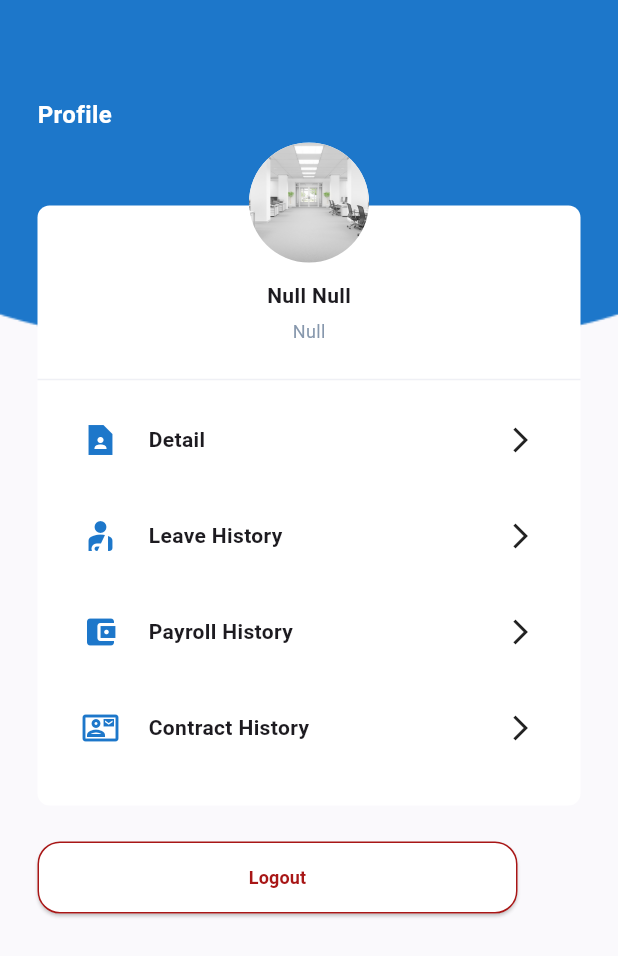
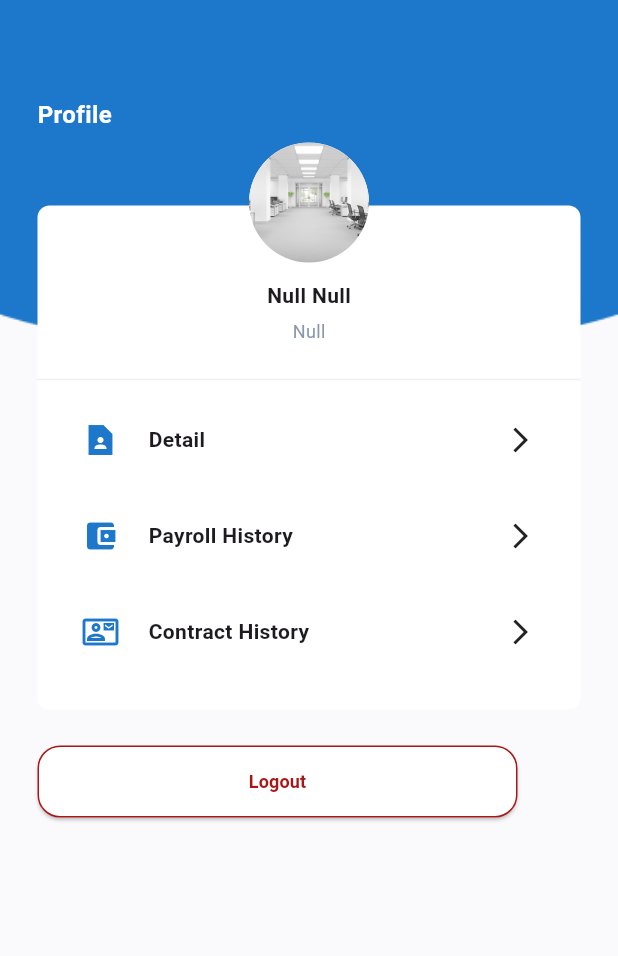
Before and after one commit to wildanarkan/magang_flutter, a Flutter app: the ProfilePage screen opened directly, on a phone screen of 412 x 824 dp. Shown: the top 956 px of the screen. Run offline on Flutter 3.47's test engine with Material 3 defaults, Android fonts, the phone set to English and light mode, and no system bars; drawn by our look-alikes of cached_network_image; our stand-ins replace dotted_border, get, get_storage, image_picker; accounts and stored records are empty; network calls fail.

Commit message:
fix : Navigation bar

```diff
--- a/lib/pages/profile_page.dart
+++ b/lib/pages/profile_page.dart
@@ -99,14 +99,14 @@ class ProfilePage extends StatelessWidget {
                                   Get.to(() => const ProfileDetailPage());
                                 },
                               ),
-                              BuildRowicon(
-                                icon: Icons.personal_injury_sharp,
-                                iconColor: AppColor.primary,
-                                title: 'Leave History',
-                                onTap: () {
-                                  Get.to(() => const LeaveHistoryPage());
-                                },
-                              ),
+                              // BuildRowicon(
+                              //   icon: Icons.personal_injury_sharp,
+                              //   iconColor: AppColor.primary,
+                              //   title: 'Leave History',
+                              //   onTap: () {
+                              //     Get.to(() => const LeaveHistoryPage());
+                              //   },
+                              // ),
                               BuildRowicon(
                                 icon: Icons.account_balance_wallet,
                                 iconColor: AppColor.primary,
```
Also changed, not shown: lib/pages/leave_history_page.dart (+13 -8 lines).
